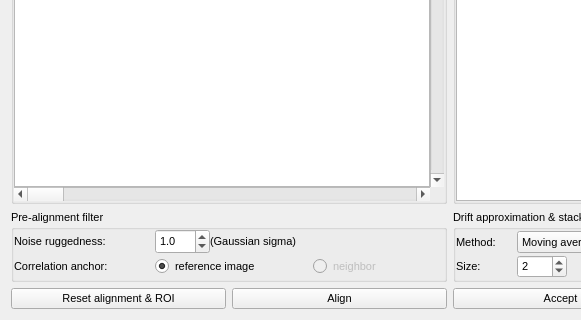
Above: showalign2.ui from mlerotic/spectromicroscopy before the change; both pictures show x 0 to 581 and y 180 to 500 of the 900 by 500 pixel window. Below: the same form after it.
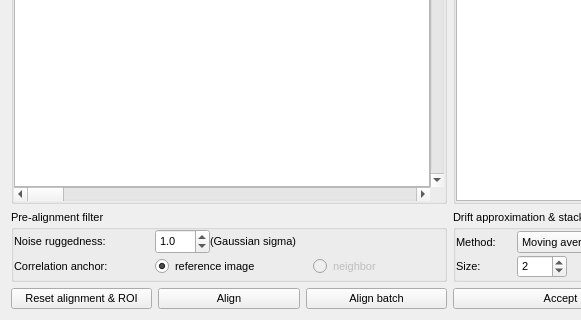
That is the form after the change. Custom widgets are drawn as their Qt base class.

Commit message: FFT cross-correlation alignment: further preparations for 4D stack compatibility (not operational)

```diff
--- a/showalign2.ui
+++ b/showalign2.ui
@@ -631,6 +631,19 @@
            </property>
           </widget>
          </item>
+         <item>
+          <widget class="QPushButton" name="button_alignbatch">
+           <property name="font">
+            <font>
+             <family>Ubuntu</family>
+             <pointsize>8</pointsize>
+            </font>
+           </property>
+           <property name="text">
+            <string>Align batch</string>
+           </property>
+          </widget>
+         </item>
         </layout>
        </item>
       </layout>
```
The commit also changes 1 other file.
